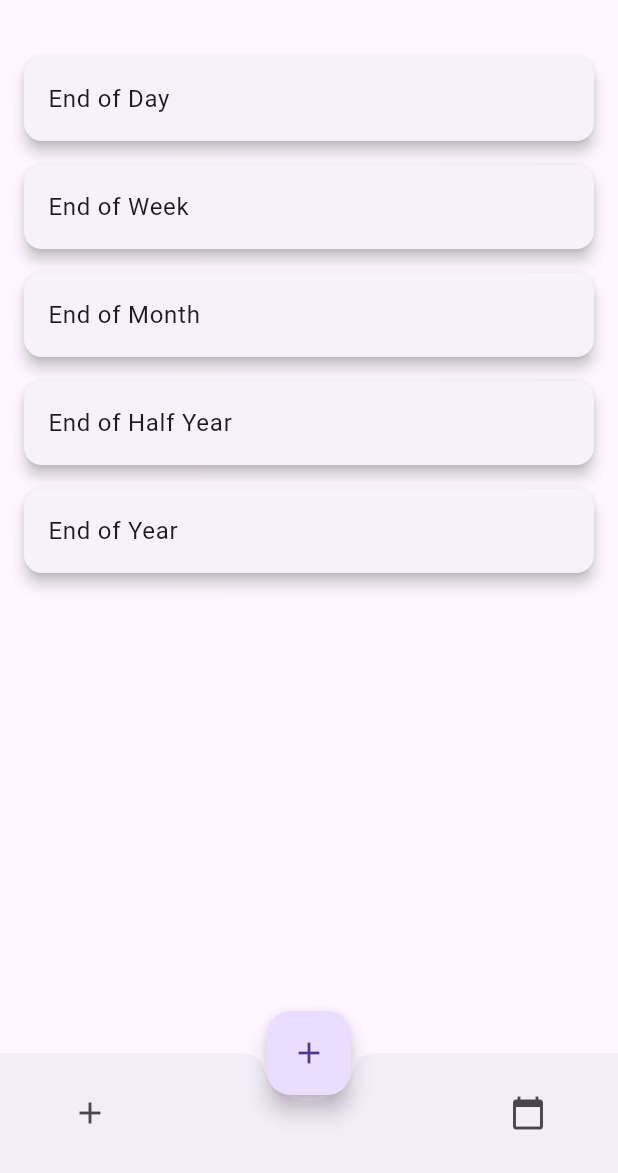
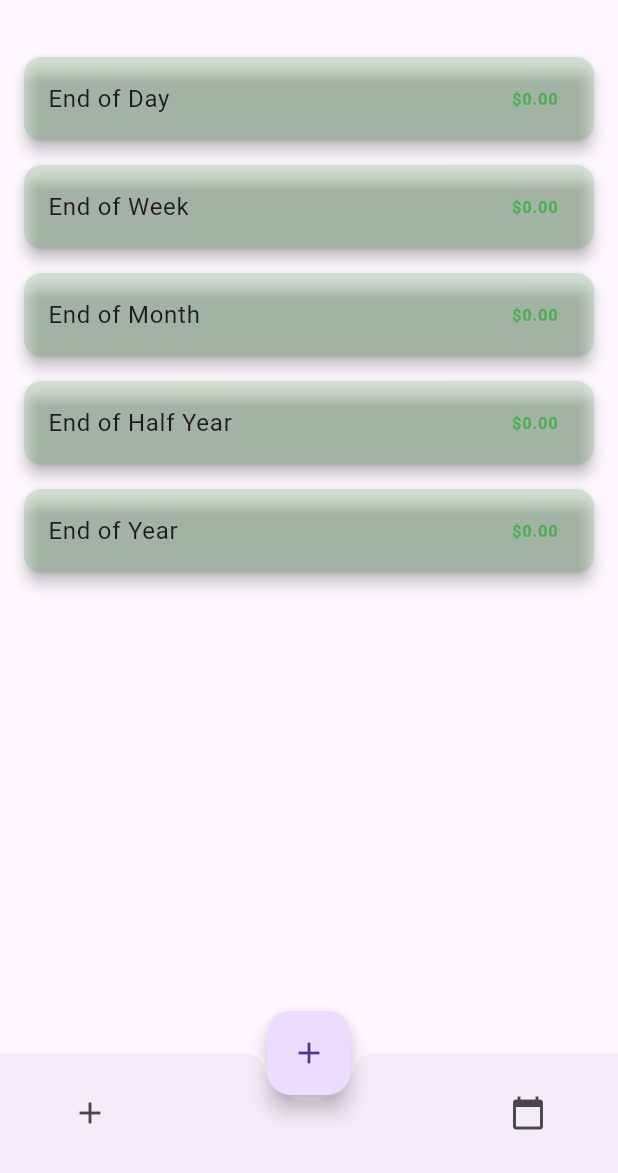
Before and after one commit to KKRoko/cashonhand, a Flutter app: the screen it shows after launch, on a phone screen of 412 x 824 dp, the part 63-1236 px from its top. Run offline on Flutter 3.47's test engine with Material 3 defaults, Android fonts, the phone set to English and light mode, and no system bars; our stand-ins replace table_calendar; generated files the repository leaves out were written again.

Commit message:
added total feature

```diff
--- a/lib/src/home/cash_on_hand.dart
+++ b/lib/src/home/cash_on_hand.dart
@@ -1,10 +1,79 @@
 import 'package:flutter/material.dart';
+import 'package:table_calendar/table_calendar.dart';
 import 'calendar_page.dart';
+import 'event_model.dart';
 
-class CashOnHandPage extends StatelessWidget {
+class CashOnHandPage extends StatefulWidget {
   static const routeName = '/cashOnHand';
 
-  const CashOnHandPage({super.key}); // Route name for navigation
+  const CashOnHandPage({super.key});
+
+  @override
+  _CashOnHandPageState createState() => _CashOnHandPageState();
+}
+
+class _CashOnHandPageState extends State<CashOnHandPage> {
+  late DateTime _now;
+  late Map<String, double> _totals;
+
+  @override
+  void initState() {
+    super.initState();
+    _now = DateTime.now();
+    _calculateTotals();
+  }
+
+  void _calculateTotals() {
+    _totals = {
+      'day': 0,
+      'week': 0,
+      'month': 0,
+      'halfYear': 0,
+      'year': 0,
+    };
+
+    final startOfYear = DateTime(_now.year, 1, 1);
+    final endOfYear = DateTime(_now.year, 12, 31);
+
+    kEvents.forEach((date, events) {
+      if (date.isAfter(startOfYear.subtract(const Duration(days: 1))) &&
+          date.isBefore(endOfYear.add(const Duration(days: 1)))) {
+        for (var event in events) {
+          final amount = (event.amount ?? 0) * (event.isPositiveCashflow ? 1 : -1);
+
+          // Day total
+          if (isSameDay(date, _now)) {
+            _totals['day'] = (_totals['day'] ?? 0) + amount;
+          }
+
+          // Week total
+          if (isInSameWeek(date, _now)) {
+            _totals['week'] = (_totals['week'] ?? 0) + amount;
+          }
+
+          // Month total
+          if (date.year == _now.year && date.month == _now.month) {
+            _totals['month'] = (_totals['month'] ?? 0) + amount;
+          }
+
+          // Half-year total
+          if (date.year == _now.year &&
+              ((date.month <= 6 && _now.month <= 6) ||
+                  (date.month > 6 && _now.month > 6))) {
+            _totals['halfYear'] = (_totals['halfYear'] ?? 0) + amount;
+          }
+
+          // Year total
+          _totals['year'] = (_totals['year'] ?? 0) + amount;
+        }
+      }
+    });
+  }
+
+  bool isInSameWeek(DateTime date1, DateTime date2) {
+    final difference = date1.difference(date2).inDays;
+    return difference >= 0 && difference < 7 && date1.weekday >= date2.weekday;
+  }
 
   @override
   Widget build(BuildContext context) {
@@ -13,72 +82,77 @@ class CashOnHandPage extends StatelessWidget {
         title: const Text('Cash On Hand'),
       ),
       body: Padding(
-        padding: const EdgeInsets.all(16.0), // Optional padding around the content
+        padding: const EdgeInsets.all(16.0),
         child: Column(
-          crossAxisAlignment: CrossAxisAlignment.stretch, // Makes tiles stretch to full width
+          crossAxisAlignment: CrossAxisAlignment.stretch,
           children: [
-            _buildTile('End of Day'),
-            _buildTile('End of Week'),
-            _buildTile('End of Month'),
-            _buildTile('End of Half Year'),
-            _buildTile('End of Year'),
+            _buildTile('End of Day', _totals['day'] ?? 0),
+            _buildTile('End of Week', _totals['week'] ?? 0),
+            _buildTile('End of Month', _totals['month'] ?? 0),
+            _buildTile('End of Half Year', _totals['halfYear'] ?? 0),
+            _buildTile('End of Year', _totals['year'] ?? 0),
           ],
         ),
       ),
-      // Bottom navigation with two icons
       bottomNavigationBar: BottomAppBar(
-        shape: const CircularNotchedRectangle(), // Adds a notch for the FAB
+        shape: const CircularNotchedRectangle(),
         child: Padding(
-          padding: const EdgeInsets.symmetric(horizontal: 20.0), // Padding for the icons
+          padding: const EdgeInsets.symmetric(horizontal: 20.0),
           child: Row(
-            mainAxisAlignment: MainAxisAlignment.spaceBetween, // Icons on both sides
+            mainAxisAlignment: MainAxisAlignment.spaceBetween,
             children: <Widget>[
               IconButton(
                 icon: const Icon(Icons.add),
                 onPressed: () {
-                  // Navigate to the add entry page (replace with your actual page)
                   Navigator.push(
                     context,
                     MaterialPageRoute(builder: (context) => const AddEntryPage()),
-                  );
+                  ).then((_) => setState(() => _calculateTotals()));
                 },
               ),
               IconButton(
                 icon: const Icon(Icons.calendar_today),
                 onPressed: () {
-                  // Navigate to the calendar page (replace with your actual page)
                   Navigator.push(
                     context,
                     MaterialPageRoute(builder: (context) => const CalendarPage()),
-                  );
+                  ).then((_) => setState(() => _calculateTotals()));
                 },
               ),
             ],
           ),
         ),
       ),
-      // Optional FloatingActionButton for add entry
       floatingActionButton: FloatingActionButton(
         onPressed: () {
-          // Navigate to the add entry page
           Navigator.push(
             context,
             MaterialPageRoute(builder: (context) => const AddEntryPage()),
-          );
+          ).then((_) => setState(() => _calculateTotals()));
         },
         child: const Icon(Icons.add),
       ),
-      floatingActionButtonLocation: FloatingActionButtonLocation.centerDocked, // Places FAB in the center
+      floatingActionButtonLocation: FloatingActionButtonLocation.centerDocked,
     );
   }
 
-  // Helper function to build each tile
-  Widget _buildTile(String title) {
+  Widget _buildTile(String title, double amount) {
+    final formattedAmount = '\$${amount.abs().toStringAsFixed(2)}';
+    final color = amount >= 0 ? Colors.green : Colors.red;
+
     return Card(
-      elevation: 4, // Adds shadow effect to each tile
-      margin: const EdgeInsets.symmetric(vertical: 8.0), // Spacing between tiles
+      elevation: 4,
+      margin: const EdgeInsets.symmetric(vertical: 8.0),
+      color: color.withOpacity(0.2),
       child: ListTile(
         title: Text(title),
+        trailing: Text(
+          formattedAmount,
+          style: TextStyle(
+            fontWeight: FontWeight.bold,
+            color: color,
+          ),
+        ),
       ),
     );
   }
@@ -100,3 +174,6 @@ class AddEntryPage extends StatelessWidget {
     );
   }
 }
+
+// TODO: Implement filtering options for totals in the future
+// This could include filtering by event category or type
```
